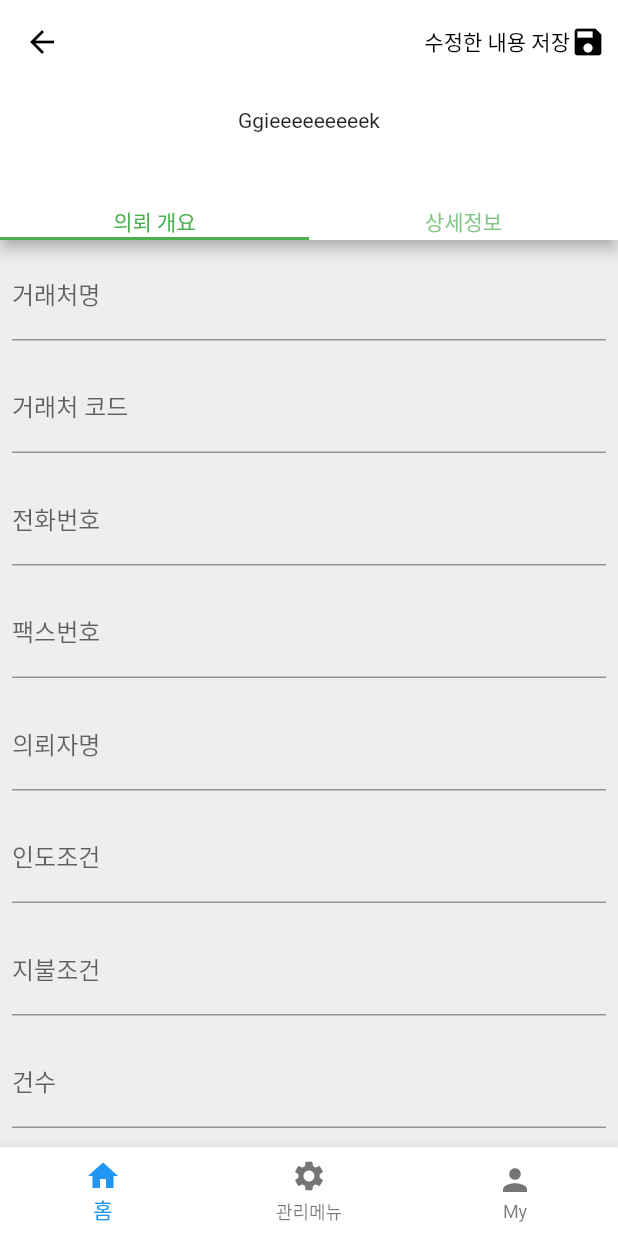
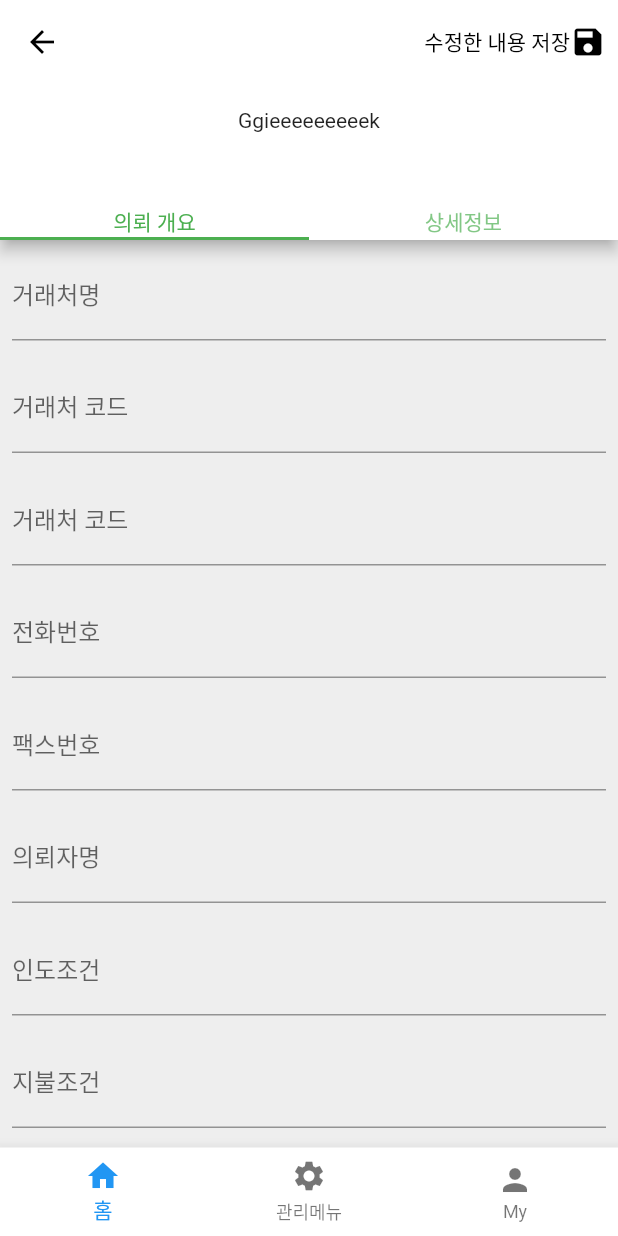
Before and after one commit to lemonsatang/helpme, a Flutter app: the screen it shows after launch, after a tap on the "add" icon, on a phone screen of 412 x 824 dp. Run offline on Flutter 3.47's test engine with Material 2 defaults, Android fonts, the phone set to English and light mode, and no system bars; network calls fail.

Commit message:
전표번호 추가
빼먹음

```diff
--- a/project_helpme/lib/AddEditPage.dart
+++ b/project_helpme/lib/AddEditPage.dart
@@ -14,6 +14,7 @@ class AddEditPage extends StatefulWidget {
 class _AddEditPageState extends State<AddEditPage> {
   TextEditingController comp = TextEditingController();
   TextEditingController c_code = TextEditingController();
+  TextEditingController j_bunho = TextEditingController();
   TextEditingController phone = TextEditingController();
   TextEditingController fax = TextEditingController();
   TextEditingController usrnm = TextEditingController();
@@ -30,11 +31,13 @@ class _AddEditPageState extends State<AddEditPage> {
 
   addUpdateData() {
     if (editMode) {
-      var url = 'http://192.168.0.191/edit.php';
+      // var url = 'http://192.168.0.191/edit.php';
+      var url = 'http://221.164.17.167/edit.php';
       http.post(url, body: {
         'ID': widget.list[widget.index]['ID'],
         'COMP': comp.text,
         'C_CODE': c_code.text,
+        'J_BUNHO': j_bunho.text,
         'PHONE': phone.text,
         'FAX': fax.text,
         'USRNM': usrnm.text,
@@ -47,11 +50,13 @@ class _AddEditPageState extends State<AddEditPage> {
         'MUESR': muser.text,
       });
     } else {
-      var url = 'http://192.168.0.191/add.php';
+      // var url = 'http://192.168.0.191/add.php';
+      var url = 'http://221.164.17.167/add.php';
       try {
         http.post(url, body: {
           'COMP': comp.text,
           'C_CODE': c_code.text,
+          'J_BUNHO': j_bunho.text,
           'PHONE': phone.text,
           'FAX': fax.text,
           'USRNM': usrnm.text,
@@ -76,6 +81,7 @@ class _AddEditPageState extends State<AddEditPage> {
       editMode = true;
       comp.text = widget.list[widget.index]['COMP'];
       c_code.text = widget.list[widget.index]['C_CODE'];
+      j_bunho.text = widget.list[widget.index]['J_BUNHO'];
       phone.text = widget.list[widget.index]['PHONE'];
       fax.text = widget.list[widget.index]['FAX'];
       usrnm.text = widget.list[widget.index]['USRNM'];
@@ -160,6 +166,15 @@ class _AddEditPageState extends State<AddEditPage> {
                   padding: const EdgeInsets.all(8.0),
                   child: TextField(
                     controller: c_code,
+                    decoration: InputDecoration(
+                      labelText: '거래처 코드',
+                    ),
+                  ),
+                ),
+                Padding(
+                  padding: const EdgeInsets.all(8.0),
+                  child: TextField(
+                    controller: j_bunho,
                     decoration: InputDecoration(
                       labelText: '거래처 코드',
                     ),
--- a/project_helpme/lib/main.dart
+++ b/project_helpme/lib/main.dart
@@ -45,7 +45,8 @@ class SJMain extends StatefulWidget {
 class _SJMainState extends State<SJMain> {
   Future getData() async {
     try {
-      var url = 'http://192.168.0.191/read.php';
+      // var url = 'http://192.168.0.191/read.php';
+      var url = 'http://221.164.17.167/read.php';
       var response = await http.get(url);
       return json.decode(response.body);
     } catch (e) {
@@ -112,7 +113,9 @@ class _SJMainState extends State<SJMain> {
                               onTap: () {
                                 setState(
                                   () {
-                                    var url = 'http://192.168.0.191/delete.php';
+                                    // var url = 'http://192.168.0.191/delete.php';
+                                    var url =
+                                        'http://221.164.17.167/delete.php';
                                     http.post(
                                       url,
                                       body: {
```
